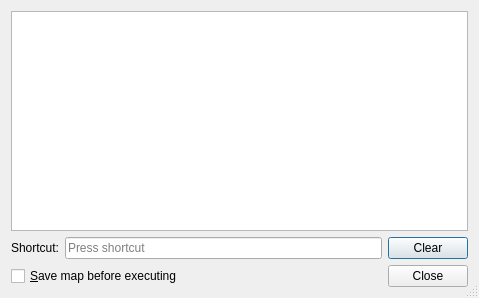
Before: the Qt Designer form src/tiled/commanddialog.ui in mapeditor/tiled, drawn with Qt 5.
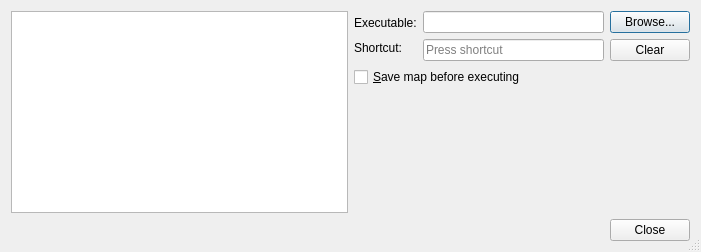
After: the same form once the commit is applied. Custom widgets are drawn as their Qt base class.

Commit message:
Added an executable picker (#1488)
Closes #942

Patch:
```diff
--- a/src/tiled/commanddialog.ui
+++ b/src/tiled/commanddialog.ui
@@ -6,10 +6,16 @@
    <rect>
     <x>0</x>
     <y>0</y>
-    <width>479</width>
-    <height>298</height>
+    <width>701</width>
+    <height>252</height>
    </rect>
   </property>
+  <property name="sizePolicy">
+   <sizepolicy hsizetype="Preferred" vsizetype="Fixed">
+    <horstretch>0</horstretch>
+    <verstretch>0</verstretch>
+   </sizepolicy>
+  </property>
   <property name="windowTitle">
    <string>Properties</string>
   </property>
@@ -18,7 +24,18 @@
   </property>
   <layout class="QVBoxLayout" name="verticalLayout">
    <item>
+    <layout class="QHBoxLayout" name="horizontalLayout_2">
+     <property name="spacing">
+      <number>6</number>
+     </property>
+     <item>
     <widget class="Tiled::Internal::CommandTreeView" name="treeView">
+       <property name="sizePolicy">
+        <sizepolicy hsizetype="Expanding" vsizetype="Expanding">
+         <horstretch>0</horstretch>
+         <verstretch>0</verstretch>
+        </sizepolicy>
+       </property>
      <property name="dragDropMode">
       <enum>QAbstractItemView::DragDrop</enum>
      </property>
@@ -34,24 +51,72 @@
     </widget>
    </item>
    <item>
-    <layout class="QHBoxLayout" name="horizontalLayout_2">
-     <property name="spacing">
-      <number>6</number>
-     </property>
+      <layout class="QVBoxLayout" name="verticalLayout_3">
+       <item>
+        <layout class="QHBoxLayout" name="horizontalLayout_5">
+         <property name="sizeConstraint">
+          <enum>QLayout::SetDefaultConstraint</enum>
+         </property>
+         <item>
+          <layout class="QVBoxLayout" name="verticalLayout_4">
+           <property name="sizeConstraint">
+            <enum>QLayout::SetDefaultConstraint</enum>
+           </property>
+           <item>
+            <widget class="QLabel" name="label_2">
+             <property name="sizePolicy">
+              <sizepolicy hsizetype="Minimum" vsizetype="Fixed">
+               <horstretch>0</horstretch>
+               <verstretch>0</verstretch>
+              </sizepolicy>
+             </property>
+             <property name="text">
+              <string>Executable:</string>
+             </property>
+            </widget>
+           </item>
      <item>
       <widget class="QLabel" name="label">
+             <property name="sizePolicy">
+              <sizepolicy hsizetype="Minimum" vsizetype="Fixed">
+               <horstretch>0</horstretch>
+               <verstretch>0</verstretch>
+              </sizepolicy>
+             </property>
        <property name="text">
         <string>Shortcut:</string>
        </property>
       </widget>
      </item>
+          </layout>
+         </item>
+         <item>
+          <layout class="QVBoxLayout" name="verticalLayout_5">
+           <item>
+            <widget class="QLineEdit" name="commandEdit">
+             <property name="inputMask">
+              <string/>
+             </property>
+            </widget>
+           </item>
      <item>
       <widget class="QKeySequenceEdit" name="keySequenceEdit">
        <property name="sizePolicy">
-        <sizepolicy hsizetype="MinimumExpanding" vsizetype="Fixed">
+              <sizepolicy hsizetype="Expanding" vsizetype="Fixed">
          <horstretch>0</horstretch>
          <verstretch>0</verstretch>
         </sizepolicy>
+             </property>
+            </widget>
+           </item>
+          </layout>
+         </item>
+         <item>
+          <layout class="QVBoxLayout" name="verticalLayout_6">
+           <item>
+            <widget class="QPushButton" name="browseButton">
+             <property name="text">
+              <string>Browse...</string>
        </property>
       </widget>
      </item>
@@ -64,17 +129,53 @@
      </item>
     </layout>
    </item>
+        </layout>
+       </item>
    <item>
-    <layout class="QHBoxLayout" name="horizontalLayout">
-     <property name="spacing">
-      <number>6</number>
-     </property>
+        <layout class="QHBoxLayout" name="horizontalLayout_7">
      <item>
       <widget class="QCheckBox" name="saveBox">
        <property name="text">
         <string>&amp;Save map before executing</string>
        </property>
       </widget>
+         </item>
+        </layout>
+       </item>
+       <item>
+        <spacer name="verticalSpacer">
+         <property name="orientation">
+          <enum>Qt::Vertical</enum>
+         </property>
+         <property name="sizeHint" stdset="0">
+          <size>
+           <width>20</width>
+           <height>40</height>
+          </size>
+         </property>
+        </spacer>
+       </item>
+      </layout>
+     </item>
+    </layout>
+   </item>
+   <item>
+    <layout class="QHBoxLayout" name="horizontalLayout">
+     <property name="spacing">
+      <number>6</number>
+     </property>
+     <item>
+      <spacer name="horizontalSpacer">
+       <property name="orientation">
+        <enum>Qt::Horizontal</enum>
+       </property>
+       <property name="sizeHint" stdset="0">
+        <size>
+         <width>40</width>
+         <height>20</height>
+        </size>
+       </property>
+      </spacer>
      </item>
      <item>
       <widget class="QPushButton" name="pushButton">
```
Lines whose indentation alone changed are shown as unchanged. The commit also changes 6 other files.
